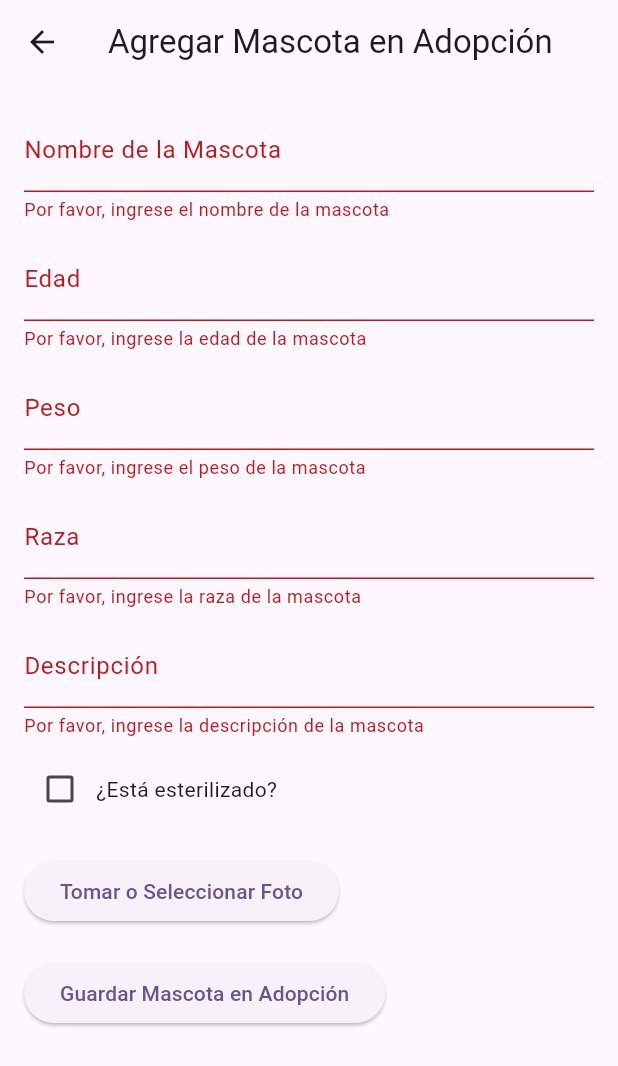
After one commit to yojanz22/App_Animales, a Flutter app: the FormularioAdopcion screen opened directly, after a tap on "Guardar Mascota en Adopción", on a phone screen of 412 x 824 dp. The commit adds this screen. Shown: the top 1066 px of the screen. Run offline on Flutter 3.47's test engine with Material 3 defaults, Android fonts, the phone set to English and light mode, and no system bars; our stand-ins replace cloud_firestore, firebase_auth, firebase_core, firebase_storage, geolocator, google_maps_flutter and 2 more; accounts and stored records are empty.

Commit message:
formulaario mascotas en adopcion

```diff
--- /dev/null
+++ b/lib/FormularioAdopcion.dart
@@ -0,0 +1,271 @@
+import 'dart:io';
+import 'package:flutter/material.dart';
+import 'package:firebase_storage/firebase_storage.dart' as firebase_storage;
+import 'package:cloud_firestore/cloud_firestore.dart';
+import 'package:image_picker/image_picker.dart';
+
+class FormularioAdopcion extends StatefulWidget {
+  @override
+  _FormularioAdopcionState createState() => _FormularioAdopcionState();
+}
+
+class _FormularioAdopcionState extends State<FormularioAdopcion> {
+  final TextEditingController _nombreController = TextEditingController();
+  final TextEditingController _edadController = TextEditingController();
+  final TextEditingController _pesoController = TextEditingController();
+  final TextEditingController _razaController = TextEditingController();
+  final TextEditingController _descripcionController = TextEditingController();
+
+  final _formKey = GlobalKey<FormState>();
+  final ImagePicker _imagePicker = ImagePicker();
+
+  bool _estaEsterilizado = false;
+
+  String? _imagePath;
+
+  Future<void> _tomarFoto() async {
+    try {
+      final XFile? pickedFile = await _imagePicker.pickImage(
+        source: ImageSource.camera,
+        imageQuality: 70,
+      );
+
+      if (pickedFile != null) {
+        setState(() {
+          _imagePath = pickedFile.path;
+        });
+      }
+    } catch (e) {
+      print('Error al tomar la foto: $e');
+    }
+  }
+
+  Future<void> _seleccionarFoto() async {
+    try {
+      final XFile? pickedFile = await _imagePicker.pickImage(
+        source: ImageSource.gallery,
+        imageQuality: 70,
+      );
+
+      if (pickedFile != null) {
+        setState(() {
+          _imagePath = pickedFile.path;
+        });
+      }
+    } catch (e) {
+      print('Error al seleccionar la foto: $e');
+    }
+  }
+
+  Future<void> _guardarMascota() async {
+    try {
+      // Validar el formulario
+      if (_formKey.currentState?.validate() ?? false) {
+        // Subir la imagen a Firebase Storage
+        String imageUrl = await _subirImagen();
+
+        // Agregar la información de la mascota a Firestore
+        await FirebaseFirestore.instance.collection('mascotas_adopcion').add({
+          'nombre': _nombreController.text,
+          'edad': _edadController.text,
+          'peso': _pesoController.text,
+          'raza': _razaController.text,
+          'descripcion': _descripcionController.text,
+          'estaEsterilizado': _estaEsterilizado,
+          'imagenUrl': imageUrl,
+          // Agregar más campos según sea necesario
+        });
+
+        // Mostrar mensaje de éxito
+        ScaffoldMessenger.of(context).showSnackBar(
+          SnackBar(
+            content: Text('Mascota en adopción agregada correctamente'),
+            duration: Duration(seconds: 2),
+          ),
+        );
+
+        // Limpiar campos después de agregar la mascota
+        _limpiarCampos();
+      }
+    } catch (error) {
+      // Manejo de errores
+      print('Error al guardar la mascota: $error');
+    }
+  }
+
+  Future<String> _subirImagen() async {
+    try {
+      // Obtener referencia al storage
+      firebase_storage.Reference storageReference =
+          firebase_storage.FirebaseStorage.instance.ref().child(
+                'imagenes_mascotas_adopcion/${DateTime.now().millisecondsSinceEpoch}.jpg',
+              );
+
+      // Subir la imagen
+      await storageReference.putFile(File(_imagePath!));
+
+      // Obtener la URL de la imagen
+      String imageUrl = await storageReference.getDownloadURL();
+
+      return imageUrl;
+    } catch (e) {
+      // Manejo de errores
+      print('Error al subir la imagen: $e');
+      return '';
+    }
+  }
+
+  void _limpiarCampos() {
+    _nombreController.clear();
+    _edadController.clear();
+    _pesoController.clear();
+    _razaController.clear();
+    _descripcionController.clear();
+    _estaEsterilizado = false;
+    _imagePath = null;
+  }
+
+  @override
+  Widget build(BuildContext context) {
+    return Scaffold(
+      appBar: AppBar(
+        title: Text('Agregar Mascota en Adopción'),
+      ),
+      body: Padding(
+        padding: const EdgeInsets.all(16.0),
+        child: Form(
+          key: _formKey,
+          child: Column(
+            crossAxisAlignment: CrossAxisAlignment.start,
+            children: [
+              TextFormField(
+                controller: _nombreController,
+                validator: (value) {
+                  if (value == null || value.isEmpty) {
+                    return 'Por favor, ingrese el nombre de la mascota';
+                  }
+                  return null;
+                },
+                decoration: InputDecoration(labelText: 'Nombre de la Mascota'),
+              ),
+              SizedBox(height: 10),
+              TextFormField(
+                controller: _edadController,
+                validator: (value) {
+                  if (value == null || value.isEmpty) {
+                    return 'Por favor, ingrese la edad de la mascota';
+                  }
+                  return null;
+                },
+                decoration: InputDecoration(labelText: 'Edad'),
+              ),
+              SizedBox(height: 10),
+              TextFormField(
+                controller: _pesoController,
+                validator: (value) {
+                  if (value == null || value.isEmpty) {
+                    return 'Por favor, ingrese el peso de la mascota';
+                  }
+                  return null;
+                },
+                decoration: InputDecoration(labelText: 'Peso'),
+              ),
+              SizedBox(height: 10),
+              TextFormField(
+                controller: _razaController,
+                validator: (value) {
+                  if (value == null || value.isEmpty) {
+                    return 'Por favor, ingrese la raza de la mascota';
+                  }
+                  return null;
+                },
+                decoration: InputDecoration(labelText: 'Raza'),
+              ),
+              SizedBox(height: 10),
+              TextFormField(
+                controller: _descripcionController,
+                validator: (value) {
+                  if (value == null || value.isEmpty) {
+                    return 'Por favor, ingrese la descripción de la mascota';
+                  }
+                  return null;
+                },
+                decoration: InputDecoration(labelText: 'Descripción'),
+              ),
+              SizedBox(height: 10),
+              Row(
+                children: [
+                  Checkbox(
+                    value: _estaEsterilizado,
+                    onChanged: (value) {
+                      setState(() {
+                        _estaEsterilizado = value ?? false;
+                      });
+                    },
+                  ),
+                  Text('¿Está esterilizado?'),
+                ],
+              ),
+              SizedBox(height: 20),
+              ElevatedButton(
+                onPressed: () async {
+                  await _mostrarOpcionesFoto();
+                },
+                child: Text('Tomar o Seleccionar Foto'),
+              ),
+              SizedBox(height: 20),
+              ElevatedButton(
+                onPressed: () {
+                  _guardarMascota();
+                },
+                child: Text('Guardar Mascota en Adopción'),
+              ),
+            ],
+          ),
+        ),
+      ),
+    );
+  }
+
+  Future<void> _mostrarOpcionesFoto() async {
+    await showDialog(
+      context: context,
+      builder: (BuildContext context) {
+        return AlertDialog(
+          title: Text('Seleccionar Fuente de Foto'),
+          content: Column(
+            mainAxisSize: MainAxisSize.min,
+            children: [
+              ElevatedButton(
+                onPressed: () async {
+                  Navigator.pop(context);
+                  await _tomarFoto();
+                  ScaffoldMessenger.of(context).showSnackBar(
+                    SnackBar(
+                      content: Text('Foto cargada correctamente'),
+                      duration: Duration(seconds: 2),
+                    ),
+                  );
+                },
+                child: Text('Tomar Foto'),
+              ),
+              ElevatedButton(
+                onPressed: () async {
+                  Navigator.pop(context);
+                  await _seleccionarFoto();
+                  ScaffoldMessenger.of(context).showSnackBar(
+                    SnackBar(
+                      content: Text('Foto cargada correctamente'),
+                      duration: Duration(seconds: 2),
+                    ),
+                  );
+                },
+                child: Text('Seleccionar desde Galería'),
+              ),
+            ],
+          ),
+        );
+      },
+    );
+  }
+}
```
Also changed, not shown: lib/Menu.dart (+14 -0 lines).
